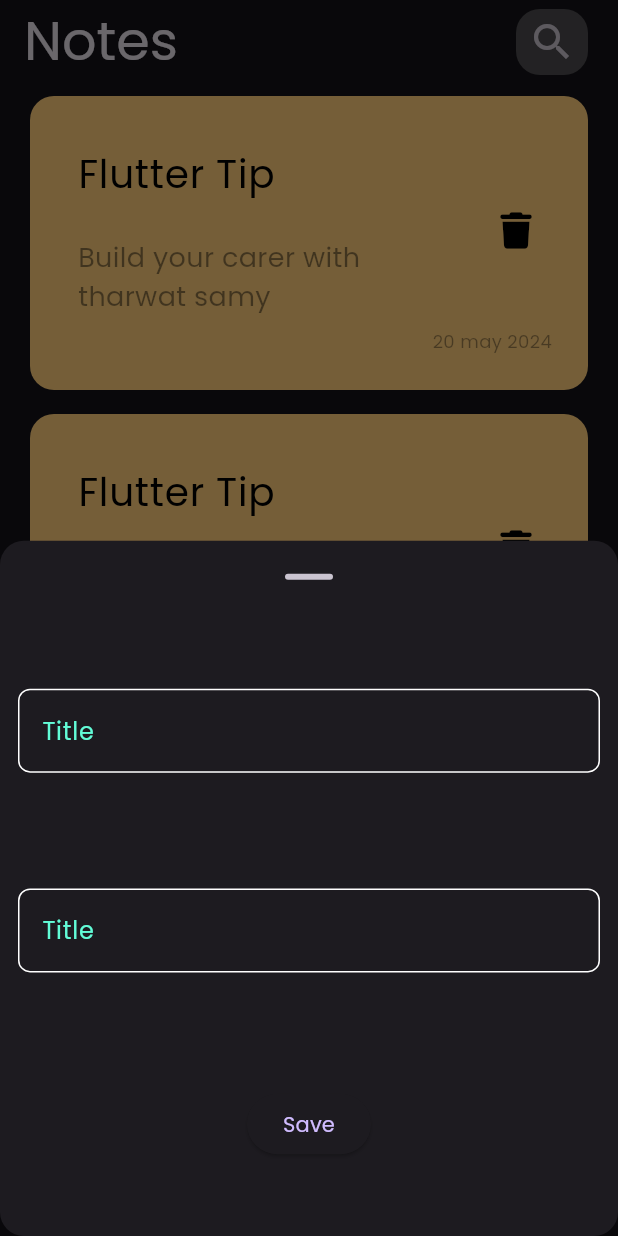
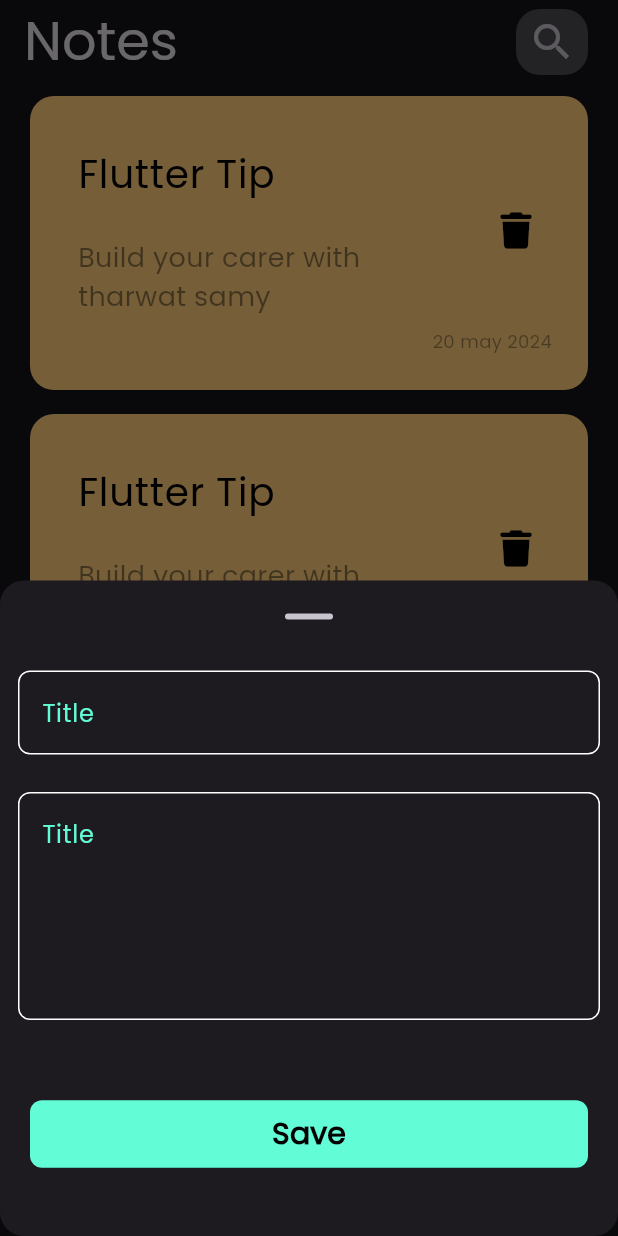
Before and after one commit to Evil-Knight1/notes_app, a Flutter app: the screen it shows after launch, after a tap on the "add" icon, on a phone screen of 412 x 824 dp. Run offline on Flutter 3.47's test engine with Material 3 defaults, Android fonts, the phone set to English and light mode, and no system bars; our stand-ins replace font_awesome_flutter.

Commit message:
finish bottom sheet

```diff
--- a/lib/pages/notes_page.dart
+++ b/lib/pages/notes_page.dart
@@ -30,6 +30,7 @@ class NotesPage extends StatelessWidget {
         floatingActionButton: FloatingActionButton(
           onPressed: () {
             showModalBottomSheet<void>(
+              useSafeArea: true,
               shape: RoundedRectangleBorder(borderRadius: BorderRadius.circular(16),),
               // backgroundColor: Colors.lightBlue,
               showDragHandle: true,
--- a/lib/widgets/add_note.dart
+++ b/lib/widgets/add_note.dart
@@ -1,3 +1,5 @@
+import 'dart:ui';
+
 import 'package:flutter/material.dart';
 import 'package:flutter/widgets.dart';
 import 'package:notes_app/constants.dart';
@@ -7,22 +9,53 @@ class AddNote extends StatelessWidget {
   const AddNote({
     super.key,
   });
-
+  final String title = '';
+  final String desc = '';
   @override
   Widget build(BuildContext context) {
-    return Padding(
-      padding: const EdgeInsets.all(12),
-      child: Column(
-        mainAxisAlignment: MainAxisAlignment.spaceAround,
-        children: [
-          const CustomTextWidget(hint: 'Title'),
-          const CustomTextWidget(hint: 'Description'),
-          ElevatedButton(
-              onPressed: () {},
-              style: ElevatedButton.styleFrom(),
-              child: const SizedBox(child: const Text('Save'))),
-        ],
+    return const Padding(
+      padding: EdgeInsets.all(12),
+      child: SingleChildScrollView(
+        child: Column(
+          mainAxisAlignment: MainAxisAlignment.spaceAround,
+          children: [
+            CustomTextField(hint: 'Title'),
+            SizedBox(height: 25),
+            CustomTextField(
+              hint: 'Content',
+              maxLine: 5,
+            ),
+            SizedBox(height: 40),
+            CustomTextButton(),
+            SizedBox(height: 20)
+          ],
+        ),
       ),
     );
   }
 }
+
+class CustomTextButton extends StatelessWidget {
+  const CustomTextButton({
+    super.key,
+  });
+
+  @override
+  Widget build(BuildContext context) {
+    return Container(
+      padding: const EdgeInsets.symmetric(vertical: 12, horizontal: 8),
+      width: MediaQuery.of(context).size.width,
+      child: TextButton(
+          onPressed: () {},
+          style: ElevatedButton.styleFrom(
+              backgroundColor: kPrimaryColor,
+              shape: RoundedRectangleBorder(
+                  borderRadius: BorderRadius.circular(8))),
+          child: const Text(
+            'Save',
+            style: TextStyle(
+                color: Colors.black, fontSize: 20, fontWeight: FontWeight.w600),
+          )),
+    );
+  }
+}
--- a/lib/widgets/custom_icon_button.dart
+++ b/lib/widgets/custom_icon_button.dart
@@ -1,7 +1,8 @@
 import 'package:flutter/material.dart';
 
 class CustomIconButton extends StatelessWidget {
-  const CustomIconButton({super.key, required this.icon, this.tooltip, this.backgroundColor});
+  const CustomIconButton(
+      {super.key, required this.icon, this.tooltip, this.backgroundColor});
   final Icon icon;
   final String? tooltip;
   final Color? backgroundColor;
@@ -11,6 +12,7 @@ class CustomIconButton extends StatelessWidget {
         padding: const EdgeInsets.symmetric(horizontal: 8, vertical: 6),
         style: IconButton.styleFrom(
             backgroundColor: backgroundColor,
+            enableFeedback: true,
             shape: RoundedRectangleBorder(
                 borderRadius: BorderRadius.circular(16))),
         onPressed: () {},
--- a/lib/widgets/custom_text_field.dart
+++ b/lib/widgets/custom_text_field.dart
@@ -1,17 +1,22 @@
 import 'package:flutter/material.dart';
 import 'package:notes_app/constants.dart';
 
-class CustomTextWidget extends StatelessWidget {
-  const CustomTextWidget({
+class CustomTextField extends StatelessWidget {
+  const CustomTextField({
     super.key,
     required this.hint,
+    this.maxLine
   });
   final String hint;
+  final int? maxLine;
   @override
   Widget build(BuildContext context) {
     return TextField(
         cursorColor: kPrimaryColor,
+        maxLines: maxLine,
+
         decoration: InputDecoration(
+
           enabledBorder: buildBorder(),
           hintText: 'Title',
           hintStyle: TextStyle(color: kPrimaryColor),
```
